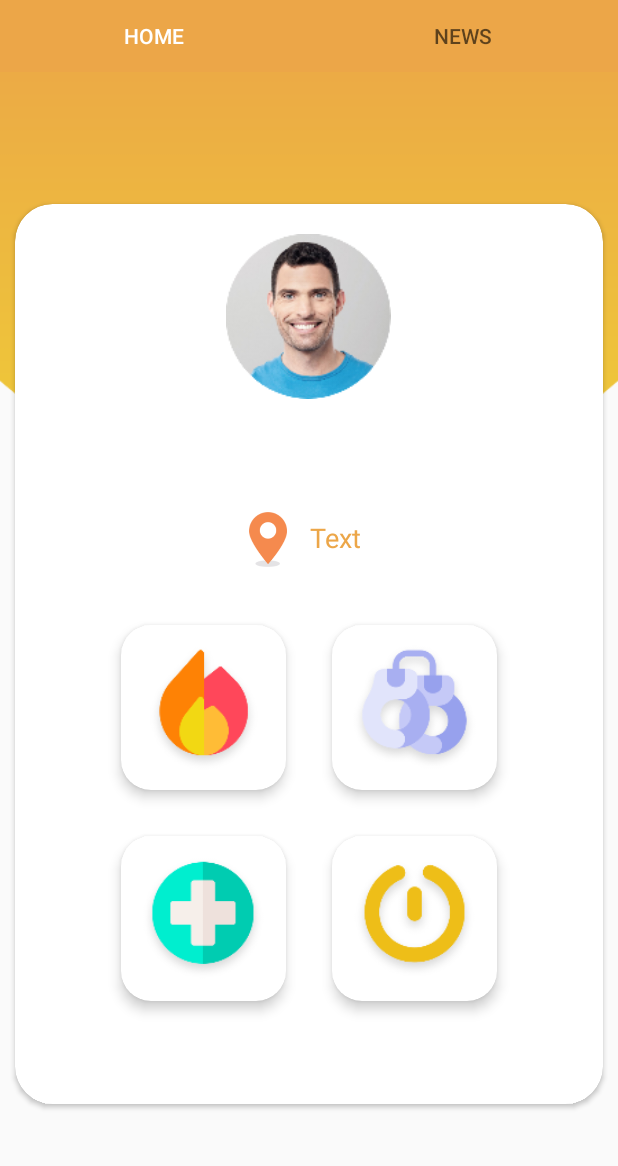
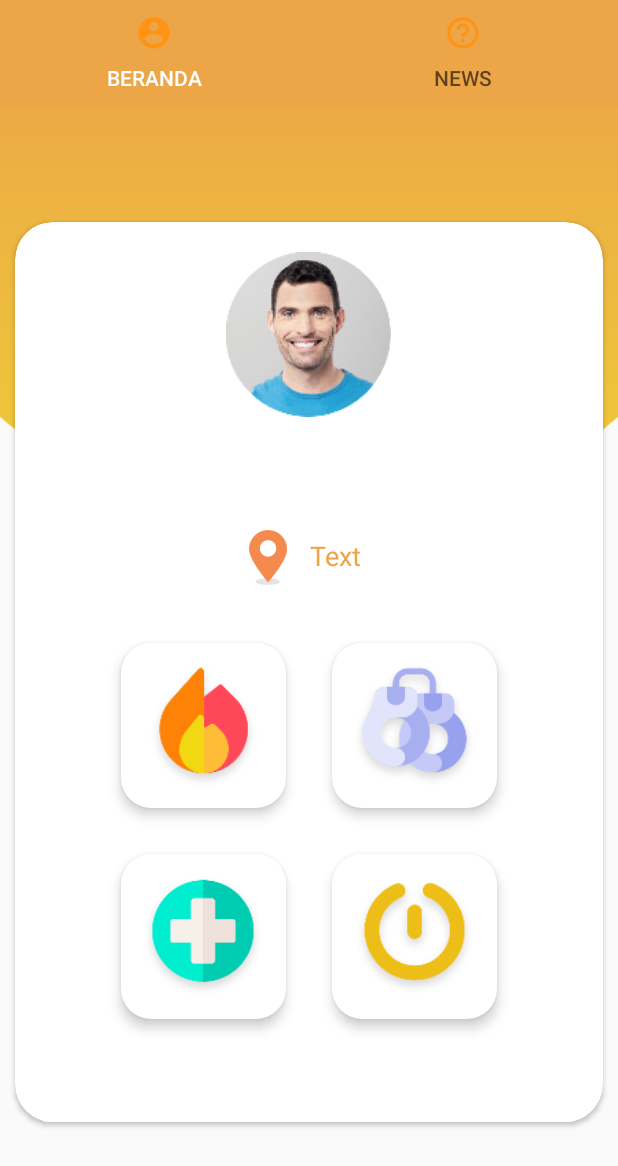
Before and after one commit to SMKN-8-Malang-SMK-CODING/PanicApp, an Android app: the screen it shows after launch once a user with an empty profile is signed in (berandaActivity), on a phone screen of 412 x 824 dp. Shown: the top 1166 px of the screen. Run offline under Robolectric (Android 15) with nearby library versions, the phone set to English and light mode, and no system bars; our stand-ins replace Firebase (no records; nobody signed in at launch, a user with empty details on screens opened directly); libraries missing offline, so code that uses them is left out: jp.wasabeef.recyclerview; 1 statement that could not run was skipped.

Commit message:
Fix -> Error

```diff
--- a/app/src/main/java/com/panic/panicapp/Activity/berandaActivity.kt
+++ b/app/src/main/java/com/panic/panicapp/Activity/berandaActivity.kt
@@ -1,13 +1,16 @@
 package com.panic.panicapp.Activity
 
+
 import android.content.Intent
-import androidx.appcompat.app.AppCompatActivity
 import android.os.Bundle
 import android.widget.Toast
+import androidx.appcompat.app.AppCompatActivity
 import com.google.firebase.auth.FirebaseAuth
 import com.panic.panicapp.Adapter.MyPagerAdapter
 import com.panic.panicapp.R
 import kotlinx.android.synthetic.main.activity_beranda.*
+
+
 
 class berandaActivity : AppCompatActivity() {
 
@@ -19,12 +22,16 @@ class berandaActivity : AppCompatActivity() {
         vp_main.adapter = MyPagerAdapter(supportFragmentManager)
         tab_main.setupWithViewPager(vp_main)
 
+
         if (currentUser == null) {
             val intent = Intent(this, mainActivity::class.java)
             Toast.makeText(this, "User tidak ada", Toast.LENGTH_SHORT).show()
             startActivity(intent)
         }
 
+        tab_main.getTabAt(0)!!.setIcon(R.drawable.bg_1)
+        tab_main.getTabAt(1)!!.setIcon(R.drawable.bg_2)
+
 
     }
 }
--- a/app/src/main/java/com/panic/panicapp/Adapter/MyPagerAdapter.kt
+++ b/app/src/main/java/com/panic/panicapp/Adapter/MyPagerAdapter.kt
@@ -6,9 +6,9 @@ import androidx.fragment.app.FragmentPagerAdapter
 import com.panic.panicapp.Fragment.mainFragment
 import com.panic.panicapp.Fragment.newsFragment
 
+
 @Suppress("DEPRECATION")
 class MyPagerAdapter(fm: FragmentManager) : FragmentPagerAdapter(fm) {
-
 
     private val pages = listOf(
         mainFragment(),
@@ -23,9 +23,10 @@ class MyPagerAdapter(fm: FragmentManager) : FragmentPagerAdapter(fm) {
         return pages.size
     }
 
+
     override fun getPageTitle(position: Int): CharSequence? {
         return when (position) {
-            0 -> "Home"
+            0 -> "Beranda"
             else -> "News"
         }
     }
--- a/app/src/main/java/com/panic/panicapp/Adapter/MyRecyclerAdapter.kt
+++ b/app/src/main/java/com/panic/panicapp/Adapter/MyRecyclerAdapter.kt
@@ -4,6 +4,7 @@ import android.view.LayoutInflater
 import android.view.View
 import android.view.ViewGroup
 import android.widget.TextView
+import androidx.cardview.widget.CardView
 import androidx.recyclerview.widget.RecyclerView
 import com.panic.panicapp.Databases.dataList
 import com.panic.panicapp.Function.NumberFormatter
@@ -49,6 +50,7 @@ class MyRecyclerAdapter :
         val textViewNama: TextView = itemView.txtNama
         val textViewAlamat: TextView = itemView.txtAlamat
         val textViewTime: TextView = itemView.txtTime
+
     }
 
 
--- a/app/src/main/res/drawable/bg_rounded_bordered.xml
+++ b/app/src/main/res/drawable/bg_rounded_bordered.xml
@@ -1,7 +1,7 @@
 <?xml version="1.0" encoding="utf-8"?>
 <shape xmlns:android="http://schemas.android.com/apk/res/android"
     android:shape="rectangle">
-    <stroke android:width="2dp" android:color="@color/colorAccent"/>
+    <stroke android:width="2dp" android:color="@color/myColor"/>
     <corners android:radius="10dp"/>
     <padding
         android:top="10dp"
--- a/app/src/main/res/drawable/bg_tab.xml
+++ b/app/src/main/res/drawable/bg_tab.xml
@@ -1,5 +1,5 @@
 <?xml version="1.0" encoding="utf-8"?>
 <selector xmlns:android="http://schemas.android.com/apk/res/android">
     <item android:drawable="@android:color/holo_orange_light" android:state_selected="true"/>
-    <item android:drawable="@color/colorAccent"/>
+    <item android:drawable="@color/myColor"/>
 </selector>
--- a/app/src/main/res/layout/activity_beranda.xml
+++ b/app/src/main/res/layout/activity_beranda.xml
@@ -18,12 +18,12 @@
             android:id="@+id/tab_main"
             android:layout_width="match_parent"
             android:layout_height="wrap_content"
-            android:background="@color/colorAccent"
+            android:background="@color/myColor"
             android:foregroundGravity="top"
             android:theme="@style/CustomTab"
-            app:tabBackground="@color/colorAccent"
+            app:tabBackground="@color/myColor"
             app:tabIndicator="@android:color/transparent"
-            app:tabIndicatorColor="@color/colorAccent" />
+            app:tabIndicatorColor="@color/myColor" />
 
 
     </androidx.viewpager.widget.ViewPager>
--- a/app/src/main/res/layout/dialog_kebakaran.xml
+++ b/app/src/main/res/layout/dialog_kebakaran.xml
@@ -37,7 +37,7 @@
                 android:layout_height="wrap_content"
                 android:layout_margin="10dp"
                 android:text="Jl.Teluk Pacitan No.1"
-                android:textColor="@color/colorAccent"
+                android:textColor="@color/myColor"
                 android:textSize="18dp" />
         </LinearLayout>
 
@@ -62,7 +62,7 @@
                 android:layout_height="wrap_content"
                 android:layout_margin="10dp"
                 android:layout_weight="1"
-                android:background="@color/colorAccent"
+                android:background="@color/myColor"
                 android:text="Cancel" />
         </LinearLayout>
 
--- a/app/src/main/res/layout/fragment_main.xml
+++ b/app/src/main/res/layout/fragment_main.xml
@@ -90,7 +90,7 @@
                             android:layout_height="wrap_content"
                             android:layout_margin="10dp"
                             android:text="Text"
-                            android:textColor="@color/colorAccent"
+                            android:textColor="@color/myColor"
                             android:textSize="18dp" />
                     </LinearLayout>
                 </LinearLayout>
--- a/app/src/main/res/values/colors.xml
+++ b/app/src/main/res/values/colors.xml
@@ -1,6 +1,6 @@
 <?xml version="1.0" encoding="utf-8"?>
 <resources>
     <color name="colorPrimary">#0CA9D8</color>
-    <color name="colorPrimaryDark">#ECA648</color>
-    <color name="colorAccent">#ECA648</color>
+    <color name="colorPrimaryDark">#ECA6</color>
+    <color name="myColor">#ECA648</color>
 </resources>
--- a/app/src/main/res/values/styles.xml
+++ b/app/src/main/res/values/styles.xml
@@ -5,12 +5,12 @@
         <!-- Customize your theme here. -->
         <item name="colorPrimary">@color/colorPrimary</item>
         <item name="colorPrimaryDark">@color/colorPrimaryDark</item>
-        <item name="colorAccent">@color/colorAccent</item>
+        <item name="colorAccent">@color/myColor</item>
     </style>
 
     <style name="AppTheme.Tema">
         <item name="android:windowDrawsSystemBarBackgrounds">true</item>
-        <item name="android:statusBarColor">@color/colorAccent</item>
+        <item name="android:statusBarColor">@color/myColor</item>
         <item name="windowActionBar">false</item>
         <item name="windowNoTitle">true</item>
         <item name="android:windowLightStatusBar">true</item>
@@ -20,7 +20,7 @@
         <item name="tabIndicatorColor">@color/colorPrimary</item>
         <item name="tabRippleColor">@color/colorPrimary</item>
         <item name="tabIndicatorHeight">3dp</item>
-        <item name="tabBackground">@color/colorAccent</item>
+        <item name="tabBackground">@color/myColor</item>
         <item name="tabSelectedTextColor">@color/cardview_light_background</item>
         <item name="tabTextAppearance">@color/cardview_light_background</item>
         <item name="tabIndicatorGravity">@android:integer/config_shortAnimTime</item>
```
Also changed, not shown: app/build.gradle (+5 -2 lines), app/src/main/java/com/panic/panicapp/Activity/mainActivity.kt (+26 -11 lines), app/src/main/java/com/panic/panicapp/Activity/profilUpdate.kt (+12 -4 lines), app/src/main/java/com/panic/panicapp/Activity/registerActivity.kt (+7 -1 lines), app/src/main/res/drawable/progress.xml (added, +24 -0 lines), app/src/main/res/layout/activity_main.xml (+30 -4 lines), app/src/main/res/layout/activity_profil_update.xml (+29 -3 lines), app/src/main/res/layout/activity_register.xml (+6 -6 lines), app/src/main/res/layout/layout_recycler.xml (+14 -7 lines), 1 other file.
